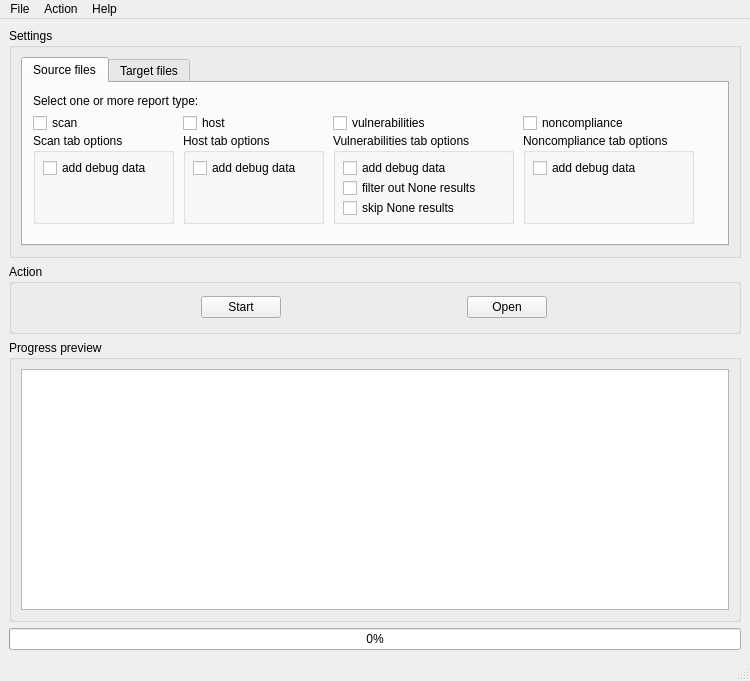
The window that designer/mainwindow.ui (LimberDuck/nessus-file-analyzer) describes before a commit, drawn with Qt 5.
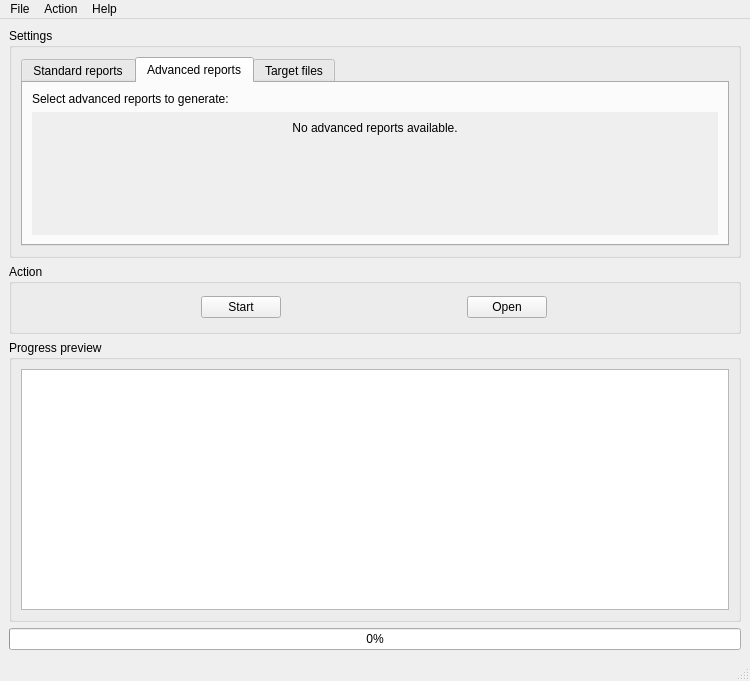
The same window after the commit. The open tabs and pages were chosen to show the change.

Commit message: Advanced report feature added

The edit to the form file:
```diff
--- a/designer/mainwindow.ui
+++ b/designer/mainwindow.ui
@@ -71,7 +71,7 @@
          </property>
          <widget class="QWidget" name="tab_files_source">
           <attribute name="title">
-           <string>Source files</string>
+           <string>Standard reports</string>
           </attribute>
           <widget class="QLabel" name="label_report_type">
            <property name="geometry">
@@ -299,6 +299,65 @@
            </widget>
           </widget>
          </widget>
+         <widget class="QWidget" name="tab_advanced_reports">
+          <attribute name="title">
+           <string>Advanced reports</string>
+          </attribute>
+          <layout class="QVBoxLayout" name="verticalLayout_tab_advanced_reports">
+           <item>
+            <widget class="QLabel" name="label_advanced_reports">
+             <property name="text">
+              <string>Select advanced reports to generate:</string>
+             </property>
+            </widget>
+           </item>
+           <item>
+            <widget class="QScrollArea" name="scrollArea_advanced_plugins">
+             <property name="frameShape">
+              <enum>QFrame::NoFrame</enum>
+             </property>
+             <property name="widgetResizable">
+              <bool>true</bool>
+             </property>
+             <widget class="QWidget" name="scrollAreaWidgetContents">
+              <property name="geometry">
+               <rect>
+                <x>0</x>
+                <y>0</y>
+                <width>680</width>
+                <height>140</height>
+               </rect>
+              </property>
+              <layout class="QVBoxLayout" name="verticalLayout_advanced_plugins">
+               <item>
+                <widget class="QLabel" name="label_no_plugins">
+                 <property name="text">
+                  <string>No advanced reports available.</string>
+                 </property>
+                 <property name="alignment">
+                  <set>Qt::AlignCenter</set>
+                 </property>
+                </widget>
+               </item>
+               <item>
+                <spacer name="verticalSpacer_plugins">
+                 <property name="orientation">
+                  <enum>Qt::Vertical</enum>
+                 </property>
+                 <property name="sizeHint" stdset="0">
+                  <size>
+                   <width>20</width>
+                   <height>40</height>
+                  </size>
+                 </property>
+                </spacer>
+               </item>
+              </layout>
+             </widget>
+            </widget>
+           </item>
+          </layout>
+         </widget>
          <widget class="QWidget" name="tab_files_target">
           <attribute name="title">
            <string>Target files</string>
```
Left out of the diff: 4 changed lines with no effect on the pictures. The commit also changes 6 other files.
